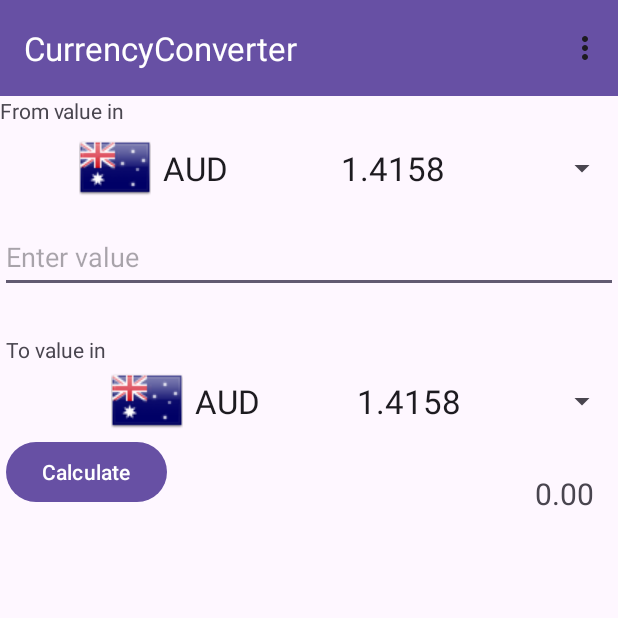
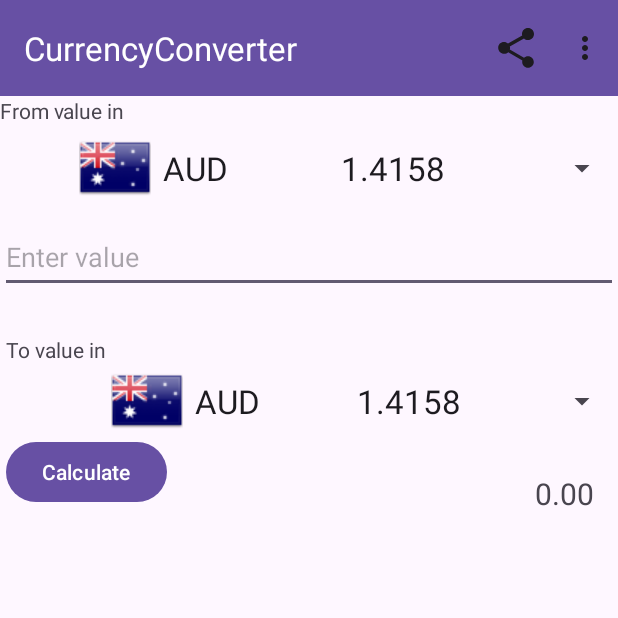
Before and after one commit to MohamedTababi-GitH/CurrencyConverter, an Android app: the MainActivity screen opened directly, with no data from a screen before it, on a phone screen of 412 x 824 dp, the top half of it. Run offline under Robolectric (Android 15) with nearby library versions, the light colour scheme and no system bars.

```diff
--- a/app/build.gradle.kts
+++ b/app/build.gradle.kts
@@ -45,4 +45,7 @@ dependencies {
     androidTestImplementation(libs.ext.junit)
     androidTestImplementation(libs.espresso.core)
     implementation ("org.osmdroid:osmdroid-android:6.1.14")
+
+
+
 }
--- a/app/src/main/java/org/thu/currencyconverter/CurrencyListActivity.java
+++ b/app/src/main/java/org/thu/currencyconverter/CurrencyListActivity.java
@@ -28,6 +28,7 @@ public class CurrencyListActivity extends AppCompatActivity {
             tempList.add(new CurrencyListEntry(currency, obj.getExchangeRate(currency)));
         }
 
+
         CurrencyListEntry[] tempArray = new CurrencyListEntry[tempList.size()];
         tempList.toArray(tempArray);
 
@@ -38,7 +39,9 @@ public class CurrencyListActivity extends AppCompatActivity {
         listView.setOnItemClickListener(new AdapterView.OnItemClickListener() {
             @Override
             public void onItemClick(AdapterView<?> adapterView, View view, int i, long l) {
-                Intent detailsIntent = new Intent(CurrencyListActivity.this, CurrencyListActivity.class);
+                CurrencyListEntry selectedEntry = (CurrencyListEntry)adapter.getItem(i);
+                Intent detailsIntent = new Intent(CurrencyListActivity.this, MapActivity.class);
+                detailsIntent.putExtra("capital", obj.getCapital(selectedEntry.name));
                 startActivity(detailsIntent);
             }
         });
--- a/app/src/main/java/org/thu/currencyconverter/MainActivity.java
+++ b/app/src/main/java/org/thu/currencyconverter/MainActivity.java
@@ -16,8 +16,10 @@ import android.widget.TextView;
 import androidx.activity.EdgeToEdge;
 import androidx.annotation.NonNull;
 import androidx.appcompat.app.AppCompatActivity;
+import androidx.appcompat.widget.ShareActionProvider;
 import androidx.appcompat.widget.Toolbar;
 import androidx.core.graphics.Insets;
+import androidx.core.view.MenuItemCompat;
 import androidx.core.view.ViewCompat;
 import androidx.core.view.WindowInsetsCompat;
 
@@ -98,6 +100,7 @@ public class MainActivity extends AppCompatActivity {
                     double value = Double.parseDouble(inputVal.getText().toString());
                     double result = obj.convert(value, inputCurrencyName,outputCurrencyName);
                     outputVal.setText(String.format("%.2f", result));
+                    setShareText("Conversion result: " + String.valueOf(result));
                 }
             }
         }
@@ -109,10 +112,23 @@ public class MainActivity extends AppCompatActivity {
 
     }
 
+    MenuItem shareItem;
+    ShareActionProvider act;
     @Override
     public boolean onCreateOptionsMenu(Menu menu) {
         getMenuInflater().inflate(R.menu.my_menu, menu);
+         shareItem = menu.findItem(R.id.action_share);
+         act = (ShareActionProvider) MenuItemCompat.getActionProvider(shareItem);
+        setShareText(null);
         return true;
+    }
+    private void setShareText(String text) {
+        Intent shareIntent = new Intent(Intent.ACTION_SEND);
+        shareIntent.setType("text/plain");
+        if (text != null) {
+            shareIntent.putExtra(Intent.EXTRA_TEXT, text);
+        }
+        act.setShareIntent(shareIntent);
     }
     @Override
     public boolean onOptionsItemSelected(@NonNull MenuItem item) {
--- a/app/src/main/res/menu/my_menu.xml
+++ b/app/src/main/res/menu/my_menu.xml
@@ -1,6 +1,11 @@
 <?xml version="1.0" encoding="utf-8"?>
-<menu xmlns:android="http://schemas.android.com/apk/res/android">
+<menu xmlns:android="http://schemas.android.com/apk/res/android"
+    xmlns:app="http://schemas.android.com/apk/res-auto">
     <item android:title="Currency List"
         android:id="@+id/my_menu_entry"
         />
+    <item android:id="@+id/action_share"
+        android:title="Share"
+        app:showAsAction="ifRoom"
+        app:actionProviderClass="androidx.appcompat.widget.ShareActionProvider" />
 </menu>
```
Also changed, not shown: app/src/main/AndroidManifest.xml (+9 -2 lines), app/src/main/java/org/thu/currencyconverter/GeoPoints.java (added, +59 -0 lines), app/src/main/java/org/thu/currencyconverter/MapActivity.java (+26 -2 lines).
